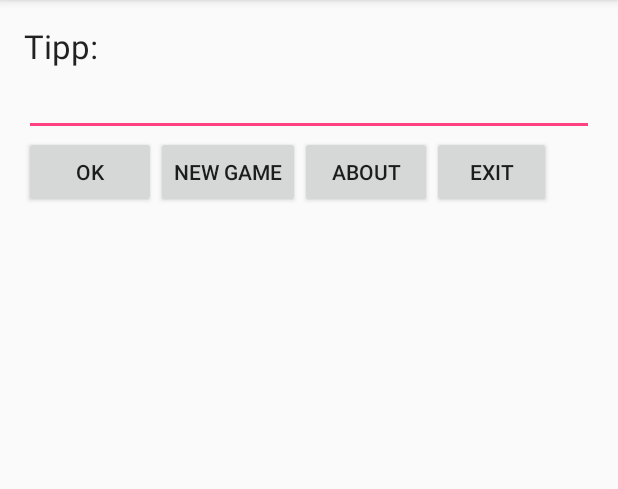
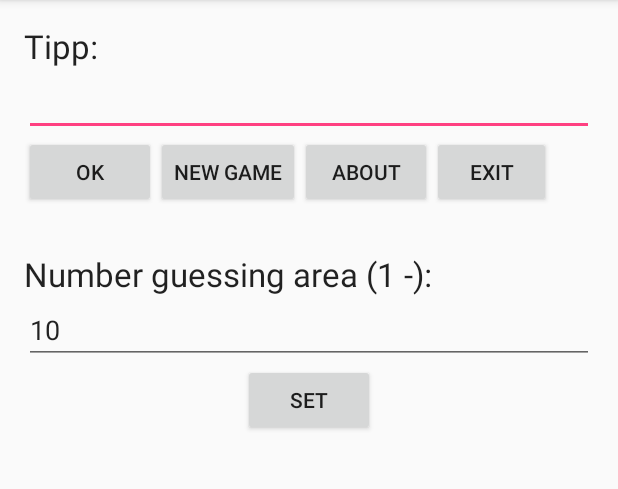
Before and after one commit to denesdavid/GuessTheNumber, an Android app: the screen it shows after launch (MyActivity), on a phone screen of 412 x 824 dp, the part 84-573 px from its top. Run offline under Robolectric (Android 15) with nearby library versions, the phone set to English and light mode, and no system bars.

Commit message:
Functional development

```diff
--- a/app/src/main/java/com/example/david/guessthenumber/MyActivity.java
+++ b/app/src/main/java/com/example/david/guessthenumber/MyActivity.java
@@ -10,10 +10,12 @@ import android.widget.TextView;
 public class MyActivity extends AppCompatActivity {
 
     private EditText number;
-    private Button newgame,ok;
+    private EditText txtarea;
+    private Button newgame,ok,set,exit,about;
     private TextView result;
     private int TheNumber;
     private int Probes=3;
+    public int area=10;
 
     @Override
     protected void onCreate(Bundle savedInstanceState) {
@@ -23,6 +25,9 @@ public class MyActivity extends AppCompatActivity {
         number=(EditText)findViewById(R.id.txtNumber);
         newgame=(Button)findViewById(R.id.BTNewGame);
         ok=(Button)findViewById(R.id.BTOK);
+        set=(Button)findViewById(R.id.BTSet);
+        exit=(Button)findViewById(R.id.BTExit);
+        about=(Button)findViewById(R.id.BTAbout);
         result=(TextView)findViewById(R.id.txtResult);
         TheNumber=GenerateNumber();
 
@@ -66,10 +71,23 @@ public class MyActivity extends AppCompatActivity {
                 Probes=3;
             }
         });
+        set.setOnClickListener(new View.OnClickListener() {
+            @Override
+            public void onClick(View v) {
+                int a=Integer.parseInt(txtarea.getText().toString());
+                area=a;
+            }
+        });
+        exit.setOnClickListener(new View.OnClickListener() {
+            @Override
+            public void onClick(View v) {
+                System.exit(0);
+            }
+        });
     }
 
     private int GenerateNumber()
     {
-        return (int)(Math.random()*10+1);
+        return (int)(Math.random()*area+1);
     }
 }
--- a/app/src/main/res/layout/activity_my.xml
+++ b/app/src/main/res/layout/activity_my.xml
@@ -60,4 +60,47 @@
         android:layout_height="wrap_content"
         android:textAppearance="?android:attr/textAppearanceLarge"
         android:id="@+id/txtResult" />
+
+    <LinearLayout
+        android:orientation="vertical"
+        android:layout_width="match_parent"
+        android:layout_height="wrap_content">
+
+        <TextView
+            android:layout_width="wrap_content"
+            android:layout_height="wrap_content"
+            android:textAppearance="?android:attr/textAppearanceLarge"
+            android:text="Number guessing area (1 -):"
+            android:id="@+id/textView2" />
+
+        <LinearLayout
+            android:orientation="vertical"
+            android:layout_width="match_parent"
+            android:layout_height="wrap_content">
+
+            <RelativeLayout
+                android:layout_width="match_parent"
+                android:layout_height="wrap_content">
+
+                <EditText
+                    android:layout_width="fill_parent"
+                    android:layout_height="wrap_content"
+                    android:inputType="number"
+                    android:ems="10"
+                    android:id="@+id/txtArea"
+                    android:layout_alignParentTop="true"
+                    android:layout_alignParentLeft="true"
+                    android:layout_alignParentStart="true"
+                    android:text="10" />
+            </RelativeLayout>
+        </LinearLayout>
+
+    </LinearLayout>
+
+    <Button
+        android:layout_width="wrap_content"
+        android:layout_height="wrap_content"
+        android:text="Set"
+        android:id="@+id/BTSet"
+        android:layout_gravity="center_horizontal" />
 </LinearLayout>
```
